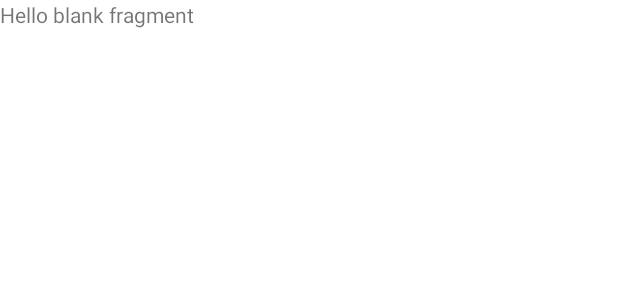
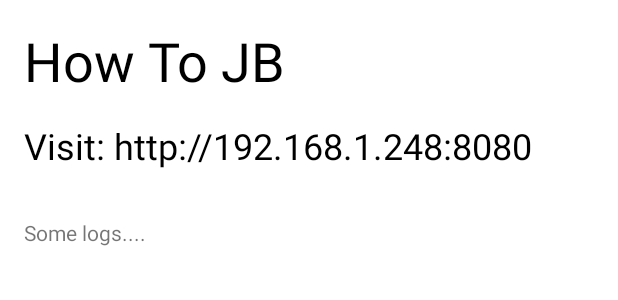
Before and after one commit to mitai-app/Mi-Android-POC, an Android app: the layout fragment_home.xml on its own in the app's theme, with its tools: preview values and no code run, on a phone screen of 412 x 824 dp. Shown: the top 300 px of the screen. Run offline under Robolectric (Android 15) with nearby library versions, the phone set to English and light mode, and no system bars; network calls fail.

Commit message:
latest server changes

```diff
--- a/app/build.gradle
+++ b/app/build.gradle
@@ -103,7 +103,7 @@ dependencies {
     testImplementation "com.google.dagger:hilt-android-testing:$hilt_version"
     androidTestImplementation "com.google.dagger:hilt-android-testing:$hilt_version"
 
-
+    implementation "io.noties.markwon:core:+"
     testImplementation 'junit:junit:4.+'
     androidTestImplementation 'androidx.test.ext:junit:1.1.3'
     androidTestImplementation 'androidx.test.espresso:espresso-core:3.4.0'
--- a/app/src/main/java/nyc/vonley/mi/MiApplication.kt
+++ b/app/src/main/java/nyc/vonley/mi/MiApplication.kt
@@ -2,6 +2,7 @@ package nyc.vonley.mi
 
 import android.app.Application
 import dagger.hilt.android.HiltAndroidApp
+import nyc.vonley.mi.di.network.MiJBServer
 import nyc.vonley.mi.di.network.SyncService
 import javax.inject.Inject
 
@@ -11,9 +12,13 @@ class MiApplication : Application() {
     @Inject
     lateinit var sync: SyncService
 
+    @Inject
+    lateinit var jb: MiJBServer
+
     override fun onCreate() {
         super.onCreate()
         sync.getClients()
+        jb.init(this)
     }
 
 }
--- a/app/src/main/java/nyc/vonley/mi/di/network/handlers/impl/ConsoleClientHandler.kt
+++ b/app/src/main/java/nyc/vonley/mi/di/network/handlers/impl/ConsoleClientHandler.kt
@@ -51,8 +51,4 @@ class ConsoleClientHandler constructor(
         }
     }
 
-
-    override fun onClientFound(client: Client) {
-
-    }
 }
--- a/app/src/main/res/layout/fragment_home.xml
+++ b/app/src/main/res/layout/fragment_home.xml
@@ -1,14 +1,57 @@
 <?xml version="1.0" encoding="utf-8"?>
-<FrameLayout xmlns:android="http://schemas.android.com/apk/res/android"
+<RelativeLayout xmlns:android="http://schemas.android.com/apk/res/android"
     xmlns:tools="http://schemas.android.com/tools"
     android:layout_width="match_parent"
     android:layout_height="match_parent"
     tools:context=".ui.main.permissions.HomeFragment">
 
-    <!-- TODO: Update blank fragment layout -->
-    <TextView
+    <androidx.appcompat.widget.AppCompatTextView
+        android:id="@+id/server"
+        android:layout_width="match_parent"
+        android:layout_height="wrap_content"
+        android:padding="16dp"
+        android:text="How To JB"
+        android:textColor="@color/black"
+        android:textSize="36sp" />
+
+    <androidx.appcompat.widget.AppCompatTextView
+        android:id="@+id/device"
+        android:layout_width="match_parent"
+        android:layout_height="wrap_content"
+        android:layout_below="@id/server"
+        android:paddingStart="16dp"
+        android:paddingEnd="16dp"
+        android:paddingBottom="16dp"
+        android:textColor="@color/black"
+        android:textSize="24sp"
+        tools:text="Visit: http://192.168.1.248:8080" />
+
+    <ScrollView
         android:layout_width="match_parent"
         android:layout_height="match_parent"
-        android:text="@string/hello_blank_fragment" />
+        android:layout_below="@id/device"
+        android:isScrollContainer="true"
+        android:overScrollMode="always"
+        android:scrollbarSize="0dp"
+        android:scrollbars="vertical">
 
-</FrameLayout>
+
+        <RelativeLayout
+            android:layout_width="match_parent"
+            android:layout_height="wrap_content">
+
+            <androidx.appcompat.widget.AppCompatTextView
+                android:id="@+id/logs"
+                android:layout_width="match_parent"
+                android:layout_height="500dp"
+                android:padding="16dp"
+                android:scrollbars="vertical"
+                tools:text="Some logs...." />
+
+
+        </RelativeLayout>
+
+
+    </ScrollView>
+
+</RelativeLayout>
```
Also changed, not shown: app/src/main/java/nyc/vonley/mi/di/modules/NetworkModule.kt (+11 -0 lines), app/src/main/java/nyc/vonley/mi/di/network/MiJBServer.kt (added, +299 -0 lines), app/src/main/java/nyc/vonley/mi/ui/main/home/HomeFragment.kt (+45 -38 lines), 10 other files.
